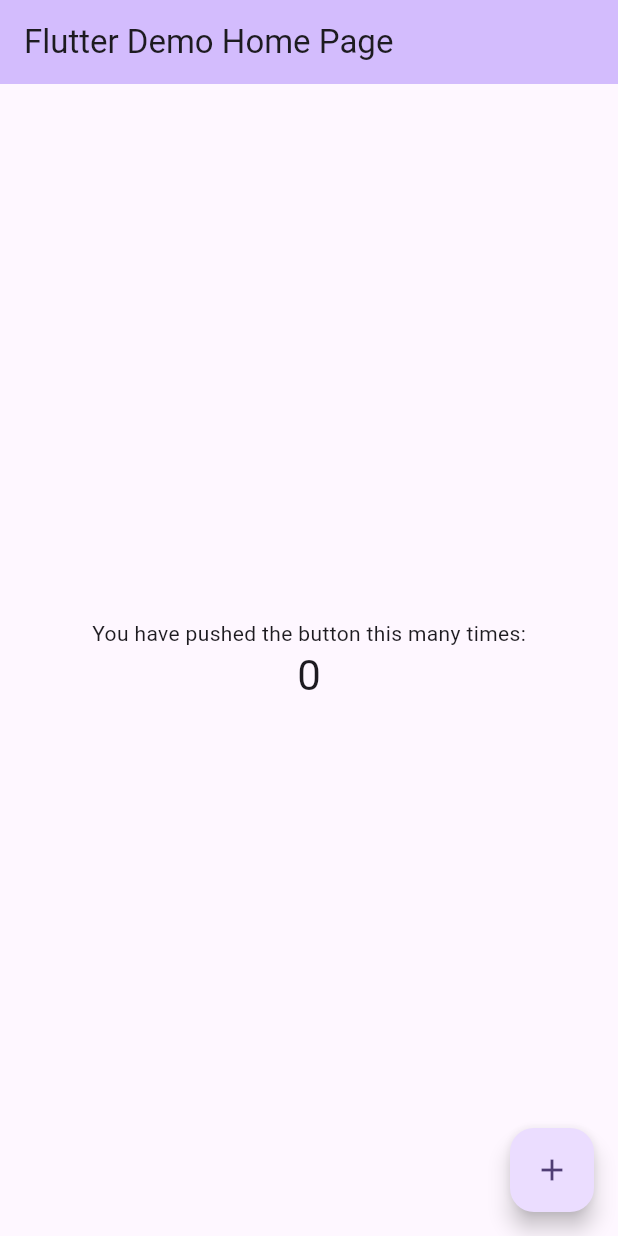
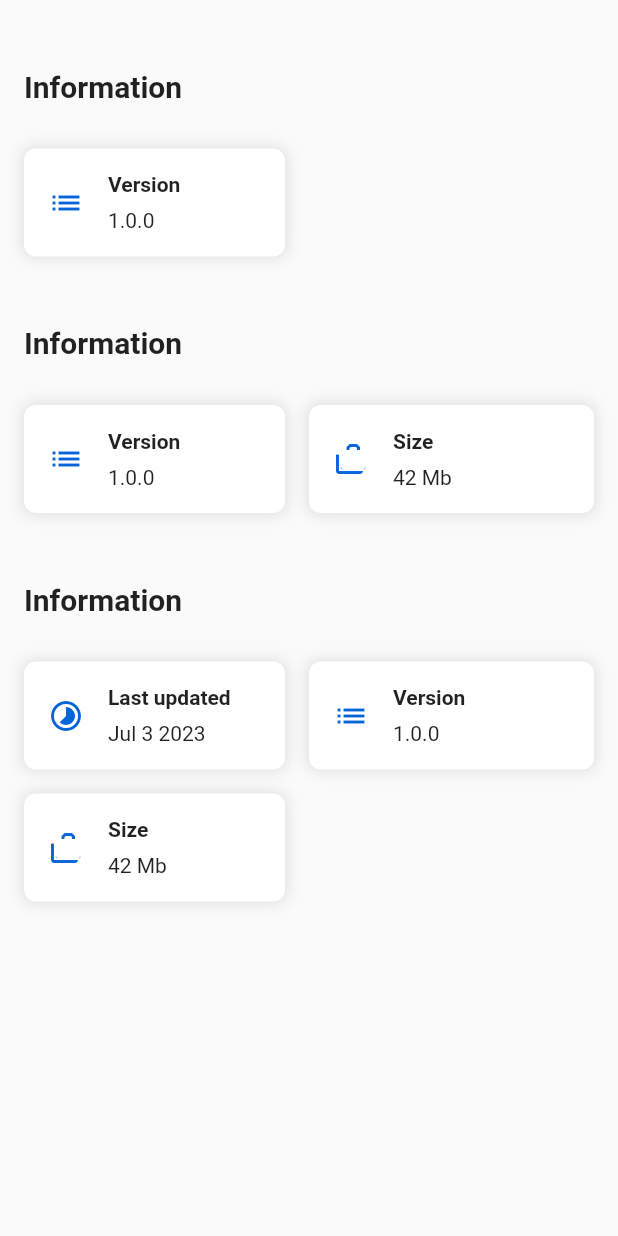
Before and after one commit to mdazy/golden_builder_assert, a Flutter app: the screen it shows after launch, on a phone screen of 412 x 824 dp. Run offline on Flutter 3.47's test engine with Material 2 defaults, Android fonts, the phone set to English and light mode, and no system bars.

Commit message:
Widget demo and test

```diff
--- /dev/null
+++ b/lib/information.dart
@@ -0,0 +1,144 @@
+import 'dart:math';
+
+import 'package:flutter/material.dart';
+
+class _InformationItem extends StatelessWidget {
+  const _InformationItem({
+    this.icon,
+    required this.title,
+    required this.value,
+  });
+  final IconData? icon;
+  final String title;
+  final String value;
+
+  @override
+  build(context) {
+    return Container(
+      padding: const EdgeInsets.all(16),
+      decoration: BoxDecoration(
+        color: Colors.white,
+        borderRadius: BorderRadius.circular(8),
+        boxShadow: [
+          BoxShadow(
+            color: Colors.grey.withOpacity(0.3),
+            spreadRadius: 1,
+            blurRadius: 8,
+          ),
+        ],
+      ),
+      child: Row(
+        children: [
+          icon != null
+              ? Padding(
+                  padding: const EdgeInsets.only(right: 16),
+                  child: Icon(icon, size: 24, color: const Color(0xff0465da)),
+                )
+              : const SizedBox.shrink(),
+          Column(
+            crossAxisAlignment: CrossAxisAlignment.start,
+            children: [
+              Text(
+                title,
+                style: const TextStyle(
+                  fontSize: 14,
+                  fontWeight: FontWeight.bold,
+                ),
+              ),
+              const SizedBox(height: 8),
+              Text(
+                value,
+              )
+            ],
+          )
+        ],
+      ),
+    );
+  }
+}
+
+class Information extends StatelessWidget {
+  const Information({super.key, this.date, this.size, this.version});
+  final String? date;
+  final String? size;
+  final String? version;
+
+  @override
+  build(context) {
+    final items = <Widget>[];
+    if (date != null) {
+      items.add(
+        _InformationItem(
+          icon: Icons.timelapse,
+          title: 'Last updated',
+          value: date!,
+        ),
+      );
+    }
+    if (version != null) {
+      items.add(
+        _InformationItem(
+          icon: Icons.list,
+          title: 'Version',
+          value: version!,
+        ),
+      );
+    }
+    if (size != null) {
+      items.add(
+        _InformationItem(
+          icon: Icons.cases,
+          title: 'Size',
+          value: size!,
+        ),
+      );
+    }
+
+    final rowItems = <List<Widget>>[];
+    for (int i = 0; i < items.length; i += 2) {
+      rowItems.add(items.sublist(i, min(items.length, i + 2)));
+    }
+    if (rowItems.last.length < 2) {
+      rowItems.last.add(const TableCell(child: SizedBox.shrink()));
+    }
+
+    return Column(
+      children: [
+        const Padding(
+          padding: EdgeInsets.only(
+            top: 30,
+            bottom: 30,
+          ),
+          child: Align(
+            alignment: Alignment.centerLeft,
+            child: Text(
+              'Information',
+              style: TextStyle(
+                fontSize: 20,
+                fontWeight: FontWeight.bold,
+              ),
+            ),
+          ),
+        ),
+        Table(
+          children: rowItems
+              .map(
+                (row) => TableRow(
+                  children: [
+                    Padding(
+                      padding: const EdgeInsets.only(
+                        right: 16,
+                        bottom: 16,
+                      ),
+                      child: row.first,
+                    ),
+                    row.last,
+                  ],
+                ),
+              )
+              .toList(),
+        )
+      ],
+    );
+  }
+}
--- a/lib/main.dart
+++ b/lib/main.dart
@@ -1,4 +1,6 @@
 import 'package:flutter/material.dart';
+
+import 'information.dart';
 
 void main() {
   runApp(const MyApp());
@@ -6,120 +8,27 @@ void main() {
 
 class MyApp extends StatelessWidget {
   const MyApp({super.key});
-
-  // This widget is the root of your application.
   @override
   Widget build(BuildContext context) {
-    return MaterialApp(
+    return const MaterialApp(
       title: 'Flutter Demo',
-      theme: ThemeData(
-        // This is the theme of your application.
-        //
-        // TRY THIS: Try running your application with "flutter run". You'll see
-        // the application has a blue toolbar. Then, without quitting the app,
-        // try changing the seedColor in the colorScheme below to Colors.green
-        // and then invoke "hot reload" (save your changes or press the "hot
-        // reload" button in a Flutter-supported IDE, or press "r" if you used
-        // the command line to start the app).
-        //
-        // Notice that the counter didn't reset back to zero; the application
-        // state is not lost during the reload. To reset the state, use hot
-        // restart instead.
-        //
-        // This works for code too, not just values: Most code changes can be
-        // tested with just a hot reload.
-        colorScheme: ColorScheme.fromSeed(seedColor: Colors.deepPurple),
-        useMaterial3: true,
-      ),
-      home: const MyHomePage(title: 'Flutter Demo Home Page'),
+      home: Scaffold(body: MyHomePage()),
     );
   }
 }
 
-class MyHomePage extends StatefulWidget {
-  const MyHomePage({super.key, required this.title});
-
-  // This widget is the home page of your application. It is stateful, meaning
-  // that it has a State object (defined below) that contains fields that affect
-  // how it looks.
-
-  // This class is the configuration for the state. It holds the values (in this
-  // case the title) provided by the parent (in this case the App widget) and
-  // used by the build method of the State. Fields in a Widget subclass are
-  // always marked "final".
-
-  final String title;
+class MyHomePage extends StatelessWidget {
+  const MyHomePage({super.key});
 
   @override
-  State<MyHomePage> createState() => _MyHomePageState();
-}
-
-class _MyHomePageState extends State<MyHomePage> {
-  int _counter = 0;
-
-  void _incrementCounter() {
-    setState(() {
-      // This call to setState tells the Flutter framework that something has
-      // changed in this State, which causes it to rerun the build method below
-      // so that the display can reflect the updated values. If we changed
-      // _counter without calling setState(), then the build method would not be
-      // called again, and so nothing would appear to happen.
-      _counter++;
-    });
-  }
-
-  @override
-  Widget build(BuildContext context) {
-    // This method is rerun every time setState is called, for instance as done
-    // by the _incrementCounter method above.
-    //
-    // The Flutter framework has been optimized to make rerunning build methods
-    // fast, so that you can just rebuild anything that needs updating rather
-    // than having to individually change instances of widgets.
-    return Scaffold(
-      appBar: AppBar(
-        // TRY THIS: Try changing the color here to a specific color (to
-        // Colors.amber, perhaps?) and trigger a hot reload to see the AppBar
-        // change color while the other colors stay the same.
-        backgroundColor: Theme.of(context).colorScheme.inversePrimary,
-        // Here we take the value from the MyHomePage object that was created by
-        // the App.build method, and use it to set our appbar title.
-        title: Text(widget.title),
-      ),
-      body: Center(
-        // Center is a layout widget. It takes a single child and positions it
-        // in the middle of the parent.
-        child: Column(
-          // Column is also a layout widget. It takes a list of children and
-          // arranges them vertically. By default, it sizes itself to fit its
-          // children horizontally, and tries to be as tall as its parent.
-          //
-          // Column has various properties to control how it sizes itself and
-          // how it positions its children. Here we use mainAxisAlignment to
-          // center the children vertically; the main axis here is the vertical
-          // axis because Columns are vertical (the cross axis would be
-          // horizontal).
-          //
-          // TRY THIS: Invoke "debug painting" (choose the "Toggle Debug Paint"
-          // action in the IDE, or press "p" in the console), to see the
-          // wireframe for each widget.
-          mainAxisAlignment: MainAxisAlignment.center,
-          children: <Widget>[
-            const Text(
-              'You have pushed the button this many times:',
-            ),
-            Text(
-              '$_counter',
-              style: Theme.of(context).textTheme.headlineMedium,
-            ),
-          ],
-        ),
-      ),
-      floatingActionButton: FloatingActionButton(
-        onPressed: _incrementCounter,
-        tooltip: 'Increment',
-        child: const Icon(Icons.add),
-      ), // This trailing comma makes auto-formatting nicer for build methods.
+  Widget build(context) {
+    return const Padding(
+      padding: EdgeInsets.all(16),
+      child: Column(children: [
+        Information(version: '1.0.0'),
+        Information(version: '1.0.0', size: '42 Mb'),
+        Information(version: '1.0.0', size: '42 Mb', date: 'Jul 3 2023'),
+      ]),
     );
   }
 }
--- a/pubspec.yaml
+++ b/pubspec.yaml
@@ -35,6 +35,7 @@ dependencies:
   # Use with the CupertinoIcons class for iOS style icons.
   cupertino_icons: ^1.0.2
   dev: ^1.0.0
+  golden_toolkit: ^0.15.0
 
 dev_dependencies:
   flutter_test:
```
Also changed, not shown: pubspec.lock, 3 other files.
